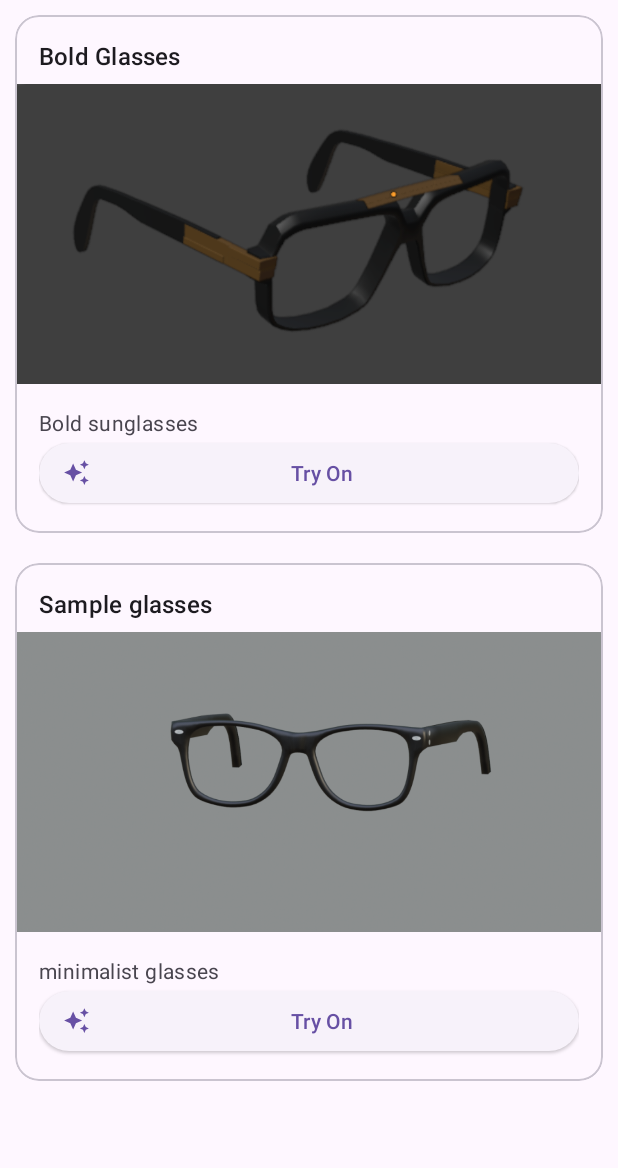
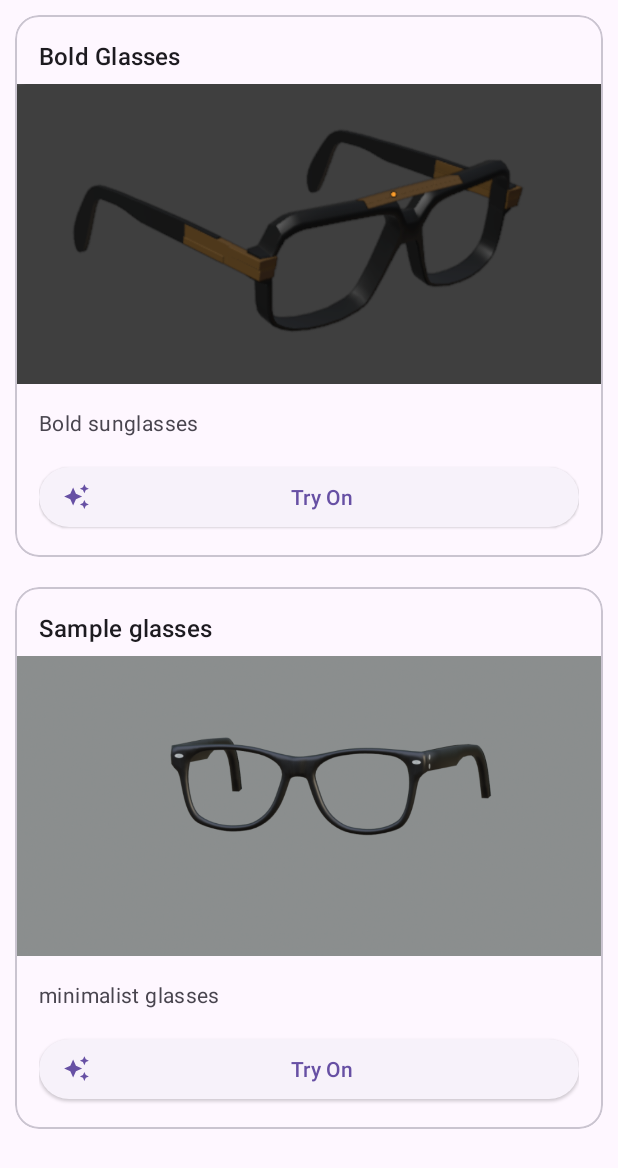
Before and after one commit to BDhanush/ARShopping, an Android app: the screen it shows after launch (MainActivity), on a phone screen of 412 x 824 dp. Shown: the top 1168 px of the screen. Run offline under Robolectric (Android 15) with nearby library versions, the light colour scheme and no system bars.

Commit message:
recycler item description bottom padding

```diff
--- a/app/src/main/res/layout/item.xml
+++ b/app/src/main/res/layout/item.xml
@@ -67,6 +67,7 @@
                 app:layout_constraintEnd_toEndOf="parent"
                 android:maxLines="2"
                 android:ellipsize="end"
+                android:paddingBottom="16dp"
 
                 />
 
```
